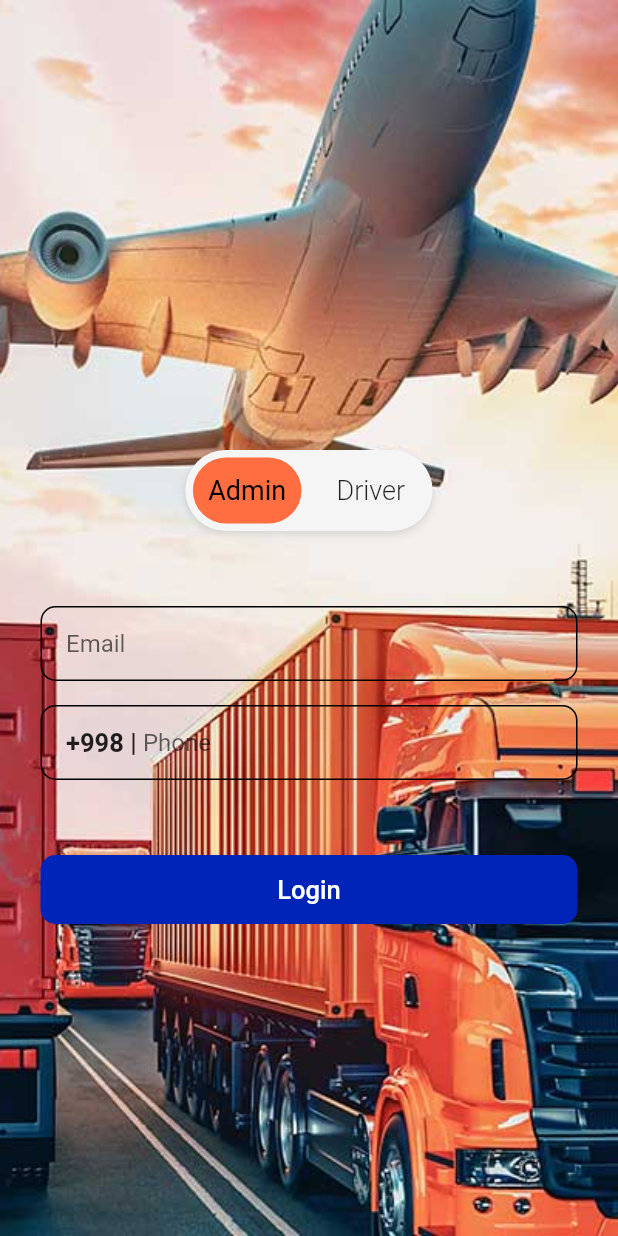
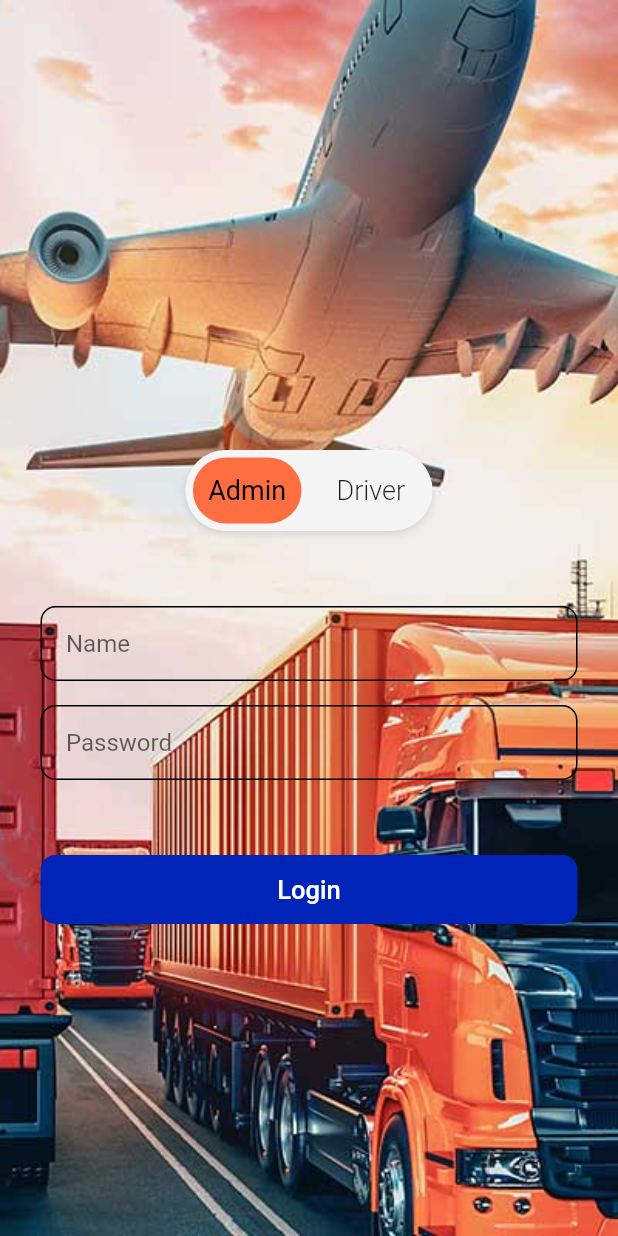
Before and after one commit to MrSobirov/cargo_inha, a Flutter app: the screen it shows after launch, after a tap on "Login", on a phone screen of 412 x 824 dp. Run offline on Flutter 3.47's test engine with Material 2 defaults, Android fonts, the light colour scheme and no system bars; drawn by our look-alikes of flutter_toggle_tab.

Commit message:
socket client functions connected

```diff
--- a/lib/login.dart
+++ b/lib/login.dart
@@ -14,20 +14,24 @@ class Login extends StatefulWidget {
 
 class _LoginState extends State<Login> {
   int tabTextIndexSelected = 0;
-  final TextEditingController phone = TextEditingController();
+  final TextEditingController password = TextEditingController();
   final TextEditingController name = TextEditingController();
 
-  bool openingDemoStore(BuildContext ctx) {
-    bool needDemo = false;
+  @override
+  void initState() {
+    super.initState();
+    connectServer();
+  }
+
+  void connectServer() async {
+    await SocketService().connect();
+  }
+
+  void loginError(BuildContext ctx) {
     showDialog<void>(
       context: ctx,
       builder: (BuildContext contextDialog) {
-        return WillPopScope(
-          onWillPop: () async {
-            Navigator.push;
-            return false;
-          },
-          child: AlertDialog(
+        return AlertDialog(
           shape: RoundedRectangleBorder(borderRadius: BorderRadius.all(Radius.circular(28))),
           title: Text(
             "Login error !",
@@ -38,7 +42,7 @@ class _LoginState extends State<Login> {
             ),
           ),
           content: Text(
-              "Email or password was incorrect\nPlease try again !.",
+            "Email or password was incorrect\nPlease try again !",
             //textAlign: TextAlign.center,
             style: TextStyle(
                 color: Colors.black,
@@ -46,21 +50,6 @@ class _LoginState extends State<Login> {
             ),
           ),
           actions: <Widget>[
-              /*TextButton(
-                style: TextButton.styleFrom(textStyle: Theme.of(contextDialog).textTheme.labelLarge,),
-                child: Text(
-                  'Check demo',
-                  style: TextStyle(
-                      fontSize: 15.sp,
-                      fontWeight: FontWeight.w600,
-                      color: MyColors.primary
-                  ),
-                ),
-                onPressed: () async {
-                  Navigator.pop(contextDialog);
-                  needDemo = true;
-                },
-              ),*/
             TextButton(
               style: TextButton.styleFrom(textStyle: Theme.of(contextDialog).textTheme.labelLarge,),
               child: Text(
@@ -68,19 +57,17 @@ class _LoginState extends State<Login> {
                 style: TextStyle(
                     fontSize: 15,
                     fontWeight: FontWeight.w600,
-                      color: Colors.blueAccent
+                    color: Colors.black
                 ),
               ),
-                onPressed: () {
-                  Navigator.pop(ctx);
+              onPressed: () async {
+                Navigator.pop(contextDialog);
               },
             ),
           ],
-          ),
         );
       },
     );
-    return needDemo;
   }
 
   @override
@@ -102,9 +89,7 @@ class _LoginState extends State<Login> {
               children: [
                 SizedBox(height: 300,),
                 FlutterToggleTab(
-                  unSelectedBackgroundColors: [
-                    Color.fromRGBO(245, 245, 245, 1)],
-
+                  unSelectedBackgroundColors: [Color.fromRGBO(245, 245, 245, 1)],
                   marginSelected: EdgeInsets.all(5),
                   width: 40,
                   borderRadius: 30,
@@ -127,7 +112,6 @@ class _LoginState extends State<Login> {
                   },
                   isScroll: true,
                 ),
-
                 Container(
                   width: 358,
                   decoration: BoxDecoration(
@@ -136,26 +120,19 @@ class _LoginState extends State<Login> {
                   ),
                   margin: EdgeInsets.only(top : 50 ,bottom: 16),
                   padding: EdgeInsets.only(left: 16,),
-                    child: Row(
-                      children: [
-                        Expanded(
                   child: TextFormField(
+                    style: TextStyle(color: Colors.red),
                     decoration: InputDecoration(
                       suffixStyle: TextStyle(
                           fontWeight: FontWeight.w600,
                           fontSize: 15
                       ),
-                              hintText: 'Email',
-                              // contentPadding: EdgeInsets.only(top: 0.1),
+                      hintText: 'Name',
                       border: InputBorder.none,
                     ),
                     controller: name,
                   ),
                 ),
-                      ],
-                    ),
-                  ),
-
                 Container(
                   width: 358,
                   decoration: BoxDecoration(
@@ -164,34 +141,19 @@ class _LoginState extends State<Login> {
                   ),
                   margin: EdgeInsets.only(bottom:  50),
                   padding: EdgeInsets.only(left: 16,),
-                  child: Row(
-                    children: [
-                      Text(
-                        "+998 | ",
-                        style: TextStyle(
-                            fontWeight: FontWeight.w600,
-                            fontSize: 17
-                        ),
-                      ),
-                      Expanded(
                   child: TextFormField(
                     keyboardType: TextInputType.phone,
+                    style: TextStyle(color: Colors.red),
                     decoration: InputDecoration(
                       suffixStyle: TextStyle(
                           fontWeight: FontWeight.w600,
                           fontSize: 15
                       ),
-                            hintText: 'Phone',
-                            // contentPadding: EdgeInsets.only(top: 0.1),
+                      hintText: 'Password',
                       border: InputBorder.none,
                     ),
-                          controller: phone,
+                    controller: password,
                   ),
-                      ),
-
-                    ],
-                  ),
-
                 ),
                 Container(
                   height: 46,
@@ -205,31 +167,16 @@ class _LoginState extends State<Login> {
                       ),
                     ),
                     onPressed: ()  {
-                      Users? user = SocketService().login(name.text, phone.text);
-                      if(tabTextIndexSelected == 1 ) {
+                      Users? user = SocketService().login(name.text, password.text, tabTextIndexSelected == 1 ? "driver": "admin");
                       if(user != null){
-                          Navigator.push(context, MaterialPageRoute(builder: (_) => Driver()));
+                        Navigator.push(context, MaterialPageRoute(builder: (_) => user.type == "driver" ? Driver() : Admin()));
+                      } else {
+                        loginError(context);
                       }
-                        else {
-                          openingDemoStore(context);
-                        }
-                      }
-                      else {
-                        if(user != null) {
-                          Navigator.push(context, MaterialPageRoute(builder: (_) => Admin()));
-                        }
-                        else {
-                          openingDemoStore(context);
-                        }
-
-                      }
-
                     },
-                    child:  Text('Login', style: TextStyle(fontSize: 17, fontWeight: FontWeight.w500),),
+                    child: Text('Login', style: TextStyle(fontSize: 17, fontWeight: FontWeight.w500),),
                   ),
                 ),
-
-
               ],
             ),
           ),
--- a/lib/models.dart
+++ b/lib/models.dart
@@ -12,7 +12,7 @@ class Users {
   });
 
   int id;
-  String name;
+  String? name;
   String type;
 
   factory Users.fromJson(Map<String, dynamic> json) => Users(
--- a/lib/socket_client.dart
+++ b/lib/socket_client.dart
@@ -32,8 +32,8 @@ class SocketService {
     }
   }
 
-  Users? login(String name, String password) {
-    socket!.add(utf8.encode("SELECT JSON_ARRAYAGG(JSON_OBJECT('name', name, 'id', id, 'type', type)) from users where name = $name and password = $password;"));
+  Users? login(String name, String password, String type) {
+    socket!.add(utf8.encode("SELECT JSON_ARRAYAGG(JSON_OBJECT('name', name, 'id', id, 'type', type)) from users where name = $name and password = $password and type = $type;"));
     try{
       return usersFromJson(data)[0];
     } catch(error) {
@@ -60,29 +60,29 @@ class SocketService {
   }
 
   List<Orders> createOrder(Map<String, dynamic> body) {
-    String values = '${body["id"]}, ${body["company"]}, ${body["address"]}, ${body["phone"]}, ${body["date"]}, ${body["status"]}, ${body["distance"]}, ${body["driver_id"]}, ';
-    socket!.add(utf8.encode("INSERT INTO orders VALUES ($values)"));
+    String values = '${body["id"]}, ${body["company"]}, ${body["address"]}, ${body["phone"]}, ${body["date"]}, ${body["status"]}, ${body["distance"]}, ${body["driver_id"]};';
+    socket!.add(utf8.encode("INSERT INTO orders VALUES ($values);"));
     return getOrders();
   }
 
   List<Orders> assignDriver(int id, int driverID) {
-    socket!.add(utf8.encode("UPDATE orders set driver_id = $driverID where id = $id"));
+    socket!.add(utf8.encode("UPDATE orders set driver_id = $driverID where id = $id;"));
     return getOrders();
   }
 
   List<Orders> blockOrder(int id, bool blocked) {
-    socket!.add(utf8.encode("UPDATE orders set status = ${blocked ? "block" : "pending"} where id = $id"));
+    socket!.add(utf8.encode("UPDATE orders set status = ${blocked ? "block" : "pending"} where id = $id;"));
     return getOrders();
   }
 
   List<Orders> changeStatus(int id, String currentStatus) {
     Map<String, String> statuses = {
-      "pending": "accepted",
-      "accepted": "on_the_way",
-      "on_the_way": "finished"
+      "Pending": "Accepted",
+      "Accepted": "On the way",
+      "On the way": "Finished",
     };
     String newStatus = statuses[currentStatus] ?? 'NULL';
-    socket!.add(utf8.encode("UPDATE orders set status = $newStatus where id = $id"));
+    socket!.add(utf8.encode("UPDATE orders set status = $newStatus where id = $id;"));
     return getOrders();
   }
 }
--- a/pubspec.yaml
+++ b/pubspec.yaml
@@ -36,7 +36,6 @@ dependencies:
   # The following adds the Cupertino Icons font to your application.
   # Use with the CupertinoIcons class for iOS style icons.
   cupertino_icons: ^1.0.2
-  web_socket_channel: ^2.2.0
   flutter_toggle_tab: ^1.2.0
 
 dev_dependencies:
```
Also changed, not shown: lib/admin.dart (+178 -123 lines), lib/driver.dart (+46 -34 lines), pubspec.lock. Lines whose indentation alone changed are shown as unchanged.
